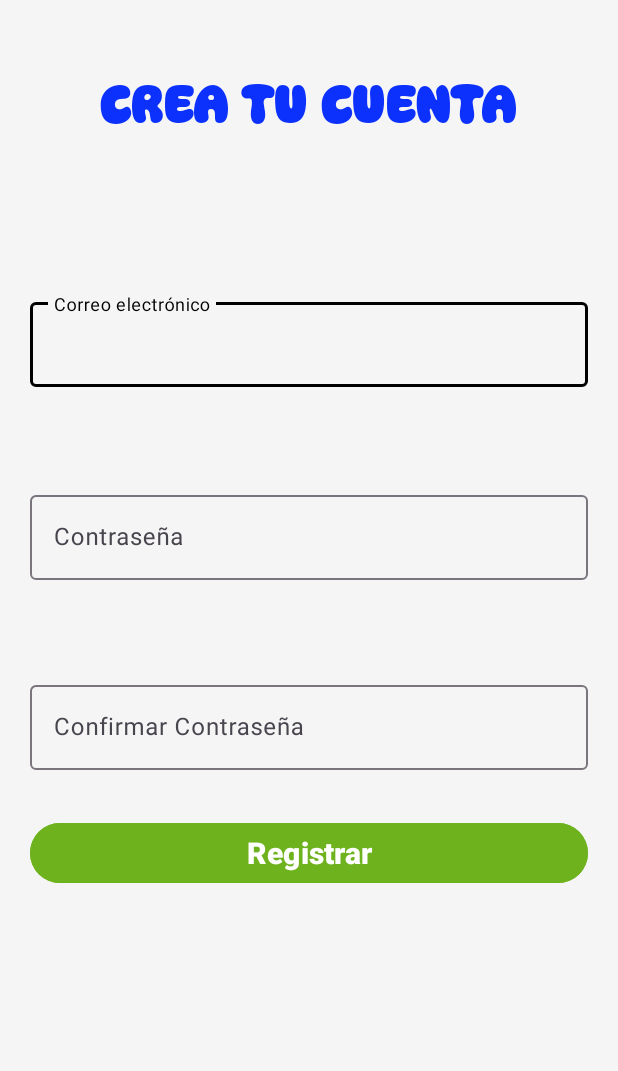
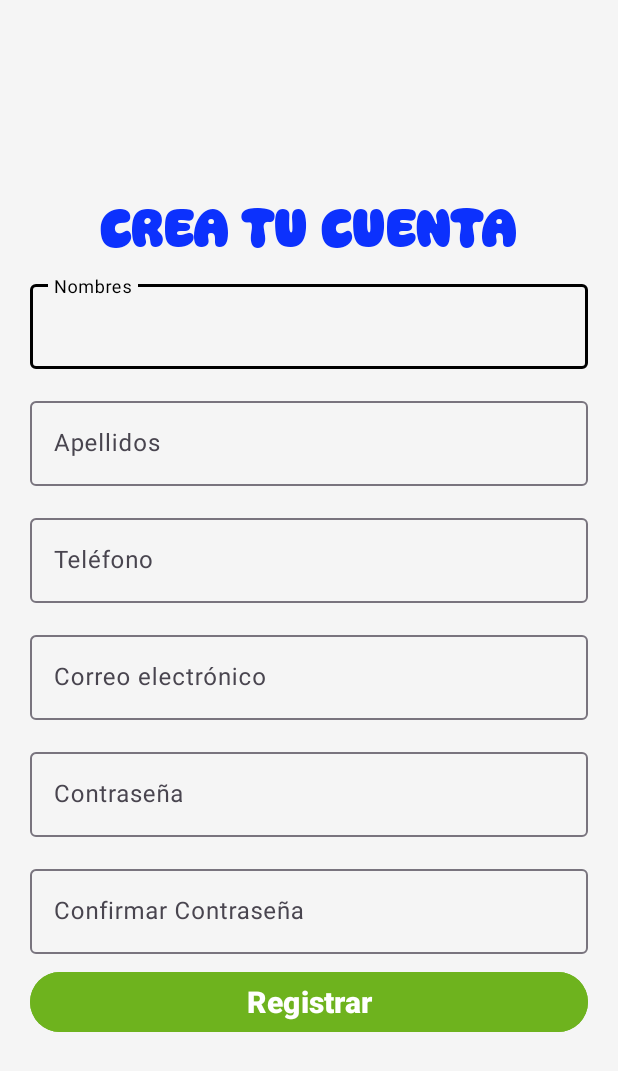
Before and after one commit to darwingpacheco/agroVenta, an Android app: the RegisterActivity screen opened directly, with no data from a screen before it, on a phone screen of 412 x 824 dp. Shown: the top 1071 px of the screen. Run offline under Robolectric (Android 15) with nearby library versions, the phone set to English and light mode, and no system bars; our stand-ins replace Firebase (no records; nobody signed in at launch, a user with empty details on screens opened directly).

Commit message:
Se arregla el activity del registro añadiendo campos adicionales

```diff
--- a/app/src/main/res/layout/activity_register.xml
+++ b/app/src/main/res/layout/activity_register.xml
@@ -1,10 +1,22 @@
 <?xml version="1.0" encoding="utf-8"?>
 <androidx.constraintlayout.widget.ConstraintLayout xmlns:android="http://schemas.android.com/apk/res/android"
     xmlns:app="http://schemas.android.com/apk/res-auto"
+    xmlns:tools="http://schemas.android.com/tools"
     android:layout_width="match_parent"
     android:layout_height="match_parent"
     android:background="#F5F5F5"
     android:padding="20dp">
+
+
+    <LinearLayout
+        android:layout_width="match_parent"
+        android:layout_height="match_parent"
+        android:gravity="center"
+        android:orientation="vertical"
+        app:layout_constraintBottom_toBottomOf="parent"
+        app:layout_constraintEnd_toEndOf="parent"
+        app:layout_constraintStart_toStartOf="parent"
+        app:layout_constraintTop_toTopOf="parent">
 
         <TextView
             android:id="@+id/registerTitle"
@@ -21,7 +33,46 @@
             app:layout_constraintVertical_bias="0.04" />
 
         <com.google.android.material.textfield.TextInputLayout
-        android:layout_width="0dp"
+            android:layout_width="match_parent"
+            android:layout_height="wrap_content"
+            android:hint="Nombres"
+            android:paddingVertical="8dp">
+
+            <com.google.android.material.textfield.TextInputEditText
+                android:id="@+id/nameEditText"
+                android:layout_width="match_parent"
+                android:layout_height="wrap_content"
+                android:inputType="textEmailAddress" />
+        </com.google.android.material.textfield.TextInputLayout>
+
+        <com.google.android.material.textfield.TextInputLayout
+            android:layout_width="match_parent"
+            android:layout_height="wrap_content"
+            android:hint="Apellidos"
+            android:paddingVertical="8dp">
+
+            <com.google.android.material.textfield.TextInputEditText
+                android:id="@+id/lastNameEditText"
+                android:layout_width="match_parent"
+                android:layout_height="wrap_content"
+                android:inputType="textEmailAddress" />
+        </com.google.android.material.textfield.TextInputLayout>
+
+        <com.google.android.material.textfield.TextInputLayout
+            android:layout_width="match_parent"
+            android:layout_height="wrap_content"
+            android:hint="Teléfono"
+            android:paddingVertical="8dp">
+
+            <com.google.android.material.textfield.TextInputEditText
+                android:id="@+id/telefonoEditText"
+                android:layout_width="match_parent"
+                android:layout_height="wrap_content"
+                android:inputType="textEmailAddress" />
+        </com.google.android.material.textfield.TextInputLayout>
+
+        <com.google.android.material.textfield.TextInputLayout
+            android:layout_width="match_parent"
             android:layout_height="wrap_content"
             android:hint="Correo electrónico"
             android:paddingVertical="8dp"
@@ -39,7 +90,7 @@
         </com.google.android.material.textfield.TextInputLayout>
 
         <com.google.android.material.textfield.TextInputLayout
-        android:layout_width="0dp"
+            android:layout_width="match_parent"
             android:layout_height="wrap_content"
             android:hint="Contraseña"
             android:paddingVertical="8dp"
@@ -58,7 +109,7 @@
 
         <com.google.android.material.textfield.TextInputLayout
             android:id="@+id/idConfirm"
-        android:layout_width="0dp"
+            android:layout_width="match_parent"
             android:layout_height="wrap_content"
             android:hint="Confirmar Contraseña"
             android:paddingVertical="8dp"
@@ -77,7 +128,7 @@
 
         <Button
             android:id="@+id/registerButton"
-        android:layout_width="0dp"
+            android:layout_width="match_parent"
             android:layout_height="wrap_content"
             android:backgroundTint="#6EB31E"
             android:text="Registrar"
@@ -101,4 +152,6 @@
             app:layout_constraintTop_toBottomOf="@+id/idConfirm"
             app:layout_constraintVertical_bias="0.1" />
 
+    </LinearLayout>
+
 </androidx.constraintlayout.widget.ConstraintLayout>
```
Lines whose indentation alone changed are shown as unchanged.
